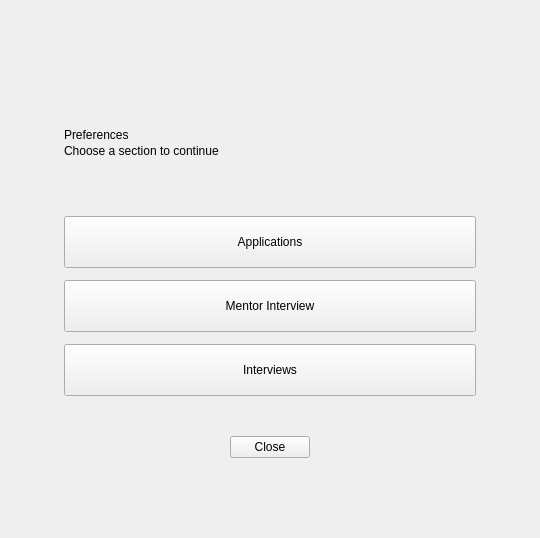
Before: the Qt Designer form ui/preferences_page.ui in MS-Sezgin/crm_project, drawn with Qt 5.
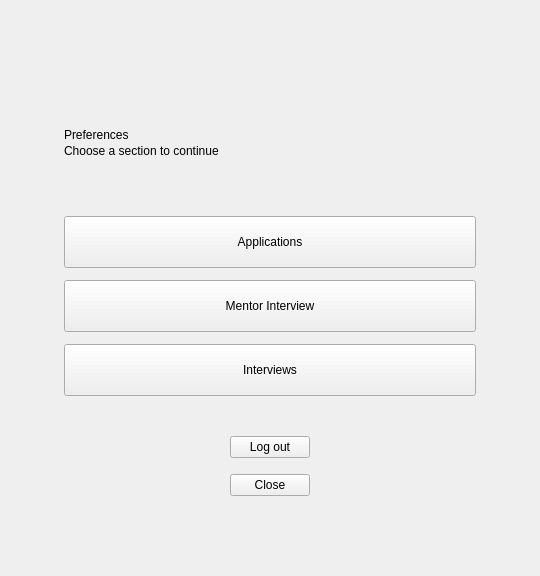
After: the same form once the commit is applied.

Diff of the .ui file:
```diff
--- a/ui/preferences_page.ui
+++ b/ui/preferences_page.ui
@@ -42,6 +42,7 @@
      </layout>
     </widget>
    </item>
+   <item alignment="Qt::AlignmentFlag::AlignHCenter"><widget class="QPushButton" name="btnLogout"><property name="text"><string>Log out</string></property></widget></item>
    <item alignment="Qt::AlignmentFlag::AlignHCenter"><widget class="QPushButton" name="btnClose"><property name="text"><string>Close</string></property></widget></item>
    <item><spacer name="bottomSpacer"><property name="orientation"><enum>Qt::Orientation::Vertical</enum></property><property name="sizeHint" stdset="0"><size><width>20</width><height>40</height></size></property></spacer></item>
   </layout>
```
